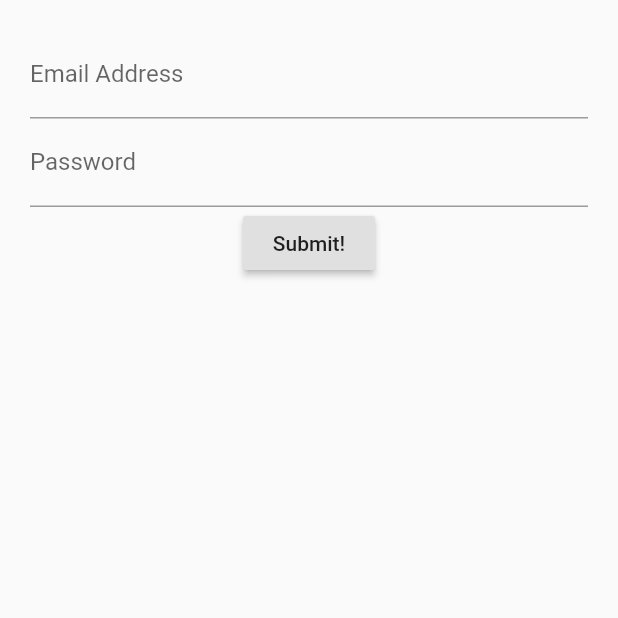
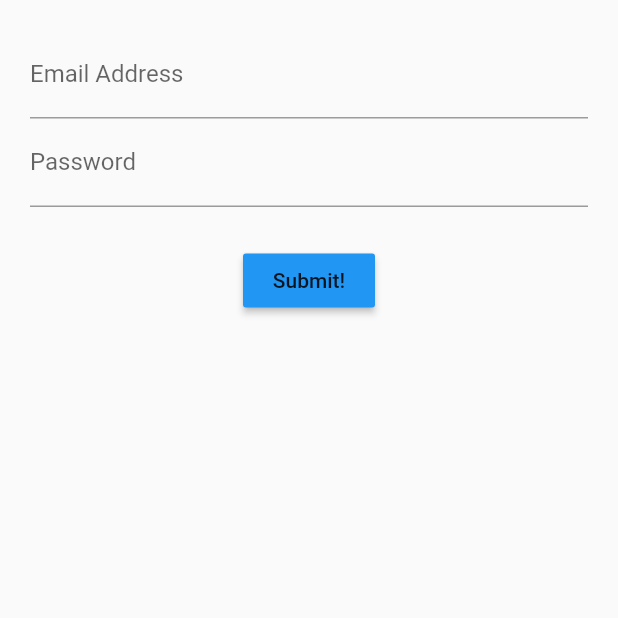
Before and after one commit to robified/cc-flutter-login_stateful, a Flutter app: the screen it shows after launch, on a phone screen of 412 x 824 dp, the top half of it. Run offline on Flutter 3.47's test engine with Material 2 defaults, Android fonts, the phone set to English and light mode, and no system bars.

Commit message:
Add color to button and add margin between passwordField and submitButton.

```diff
--- a/lib/src/screens/login_screen.dart
+++ b/lib/src/screens/login_screen.dart
@@ -14,6 +14,9 @@ class LoginScreenState extends State<LoginScreen> {
         child: Column(children: [
           emailField(),
           passwordField(),
+          Container(
+            margin: EdgeInsets.only(top: 25.0),
+          ),
           submitButton(),
         ]),
       ),
@@ -42,8 +45,9 @@ class LoginScreenState extends State<LoginScreen> {
 
   Widget submitButton() {
     return RaisedButton(
+      child: Text('Submit!'),
       onPressed: () {},
-      child: Text('Submit!'),
+      color: Colors.blue,
     );
   }
 }
```
